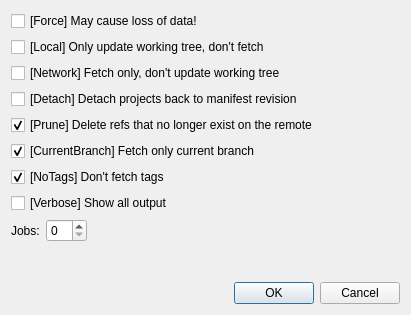
Old version of the form src/dialogs/reposyncdialog.ui in the repository Rbcum/RepoMan.
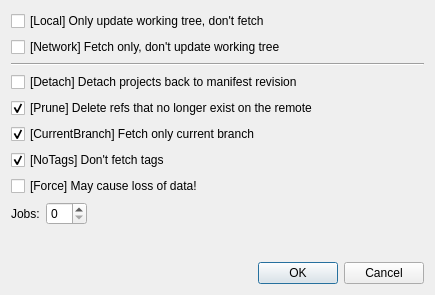
New version of the form.

Commit message: Optimize sync dialog UI

What changed in the file:
```diff
--- a/src/dialogs/reposyncdialog.ui
+++ b/src/dialogs/reposyncdialog.ui
@@ -6,21 +6,14 @@
    <rect>
     <x>0</x>
     <y>0</y>
-    <width>411</width>
-    <height>315</height>
+    <width>435</width>
+    <height>295</height>
    </rect>
   </property>
   <property name="windowTitle">
    <string>Repo sync</string>
   </property>
   <layout class="QVBoxLayout" name="verticalLayout">
-   <item>
-    <widget class="QCheckBox" name="forceCB">
-     <property name="text">
-      <string>[Force] May cause loss of data!</string>
-     </property>
-    </widget>
-   </item>
    <item>
     <widget class="QCheckBox" name="localOnyCB">
      <property name="text">
@@ -35,6 +28,28 @@
      </property>
     </widget>
    </item>
+   <item>
+    <widget class="Line" name="line">
+     <property name="sizePolicy">
+      <sizepolicy hsizetype="Minimum" vsizetype="Minimum">
+       <horstretch>0</horstretch>
+       <verstretch>0</verstretch>
+      </sizepolicy>
+     </property>
+     <property name="frameShadow">
+      <enum>QFrame::Sunken</enum>
+     </property>
+     <property name="lineWidth">
+      <number>1</number>
+     </property>
+     <property name="midLineWidth">
+      <number>0</number>
+     </property>
+     <property name="orientation">
+      <enum>Qt::Horizontal</enum>
+     </property>
+    </widget>
+   </item>
    <item>
     <widget class="QCheckBox" name="detachCB">
      <property name="text">
@@ -73,9 +88,9 @@
     </widget>
    </item>
    <item>
-    <widget class="QCheckBox" name="verboseBox">
+    <widget class="QCheckBox" name="forceCB">
      <property name="text">
-      <string>[Verbose] Show all output</string>
+      <string>[Force] May cause loss of data!</string>
      </property>
     </widget>
    </item>
```
The commit also changes 2 other files.
